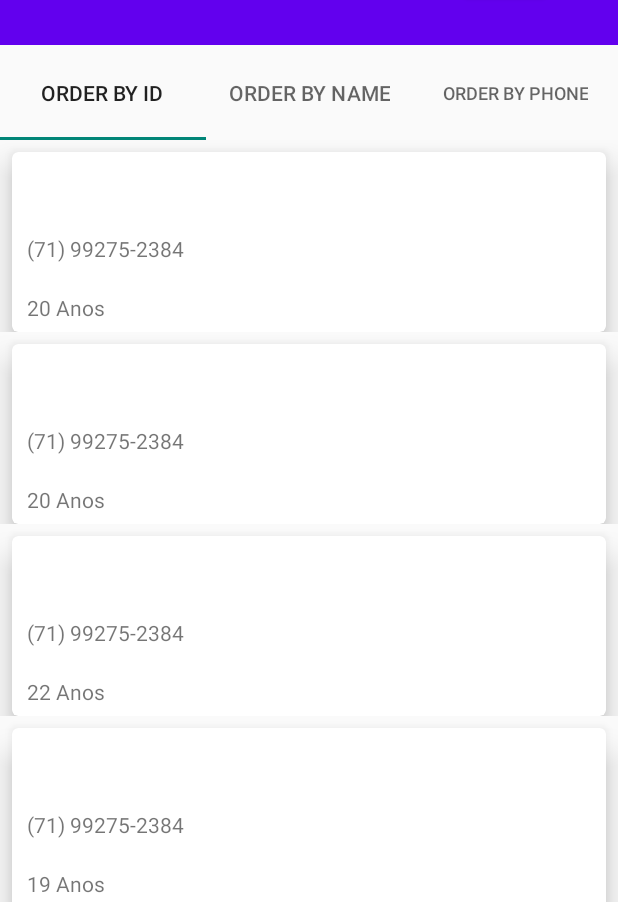
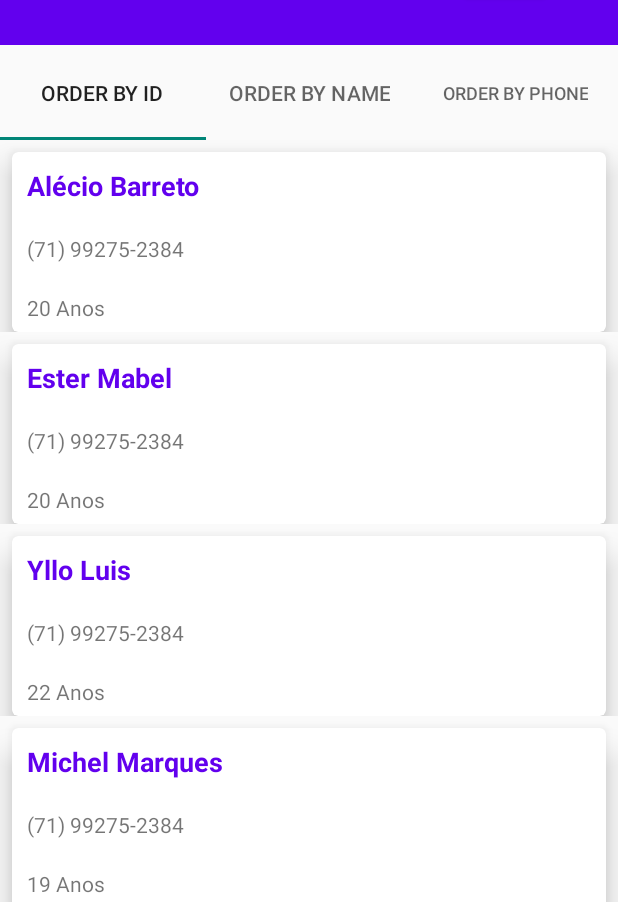
Before and after one commit to barretoalecio/android, an Android app: the screen it shows after launch (MainActivity), after a tap on "Alécio Barreto", on a phone screen of 412 x 824 dp, the part 334-1236 px from its top. Run offline under Robolectric (Android 15) with nearby library versions, the phone set to English and light mode, and no system bars; our stand-ins replace Room's generated code.

Commit message:
First Commit

```diff
--- a/app/src/main/res/layout/contact_row.xml
+++ b/app/src/main/res/layout/contact_row.xml
@@ -31,7 +31,7 @@
                 android:layout_gravity="center_horizontal"
                 android:padding="@dimen/general_padding"
                 android:text="TextView"
-                android:textColor="#FFFFFF"
+                android:textColor="@color/purple_500"
                 android:textSize="18sp"
                 android:textStyle="bold" />
 
```
